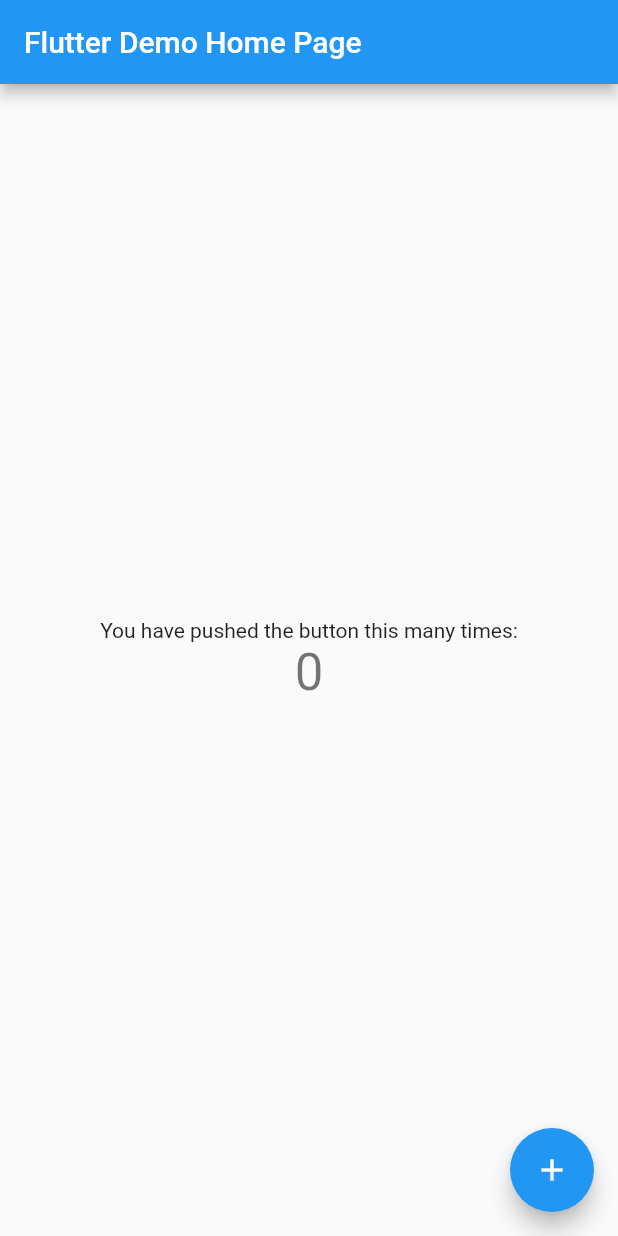
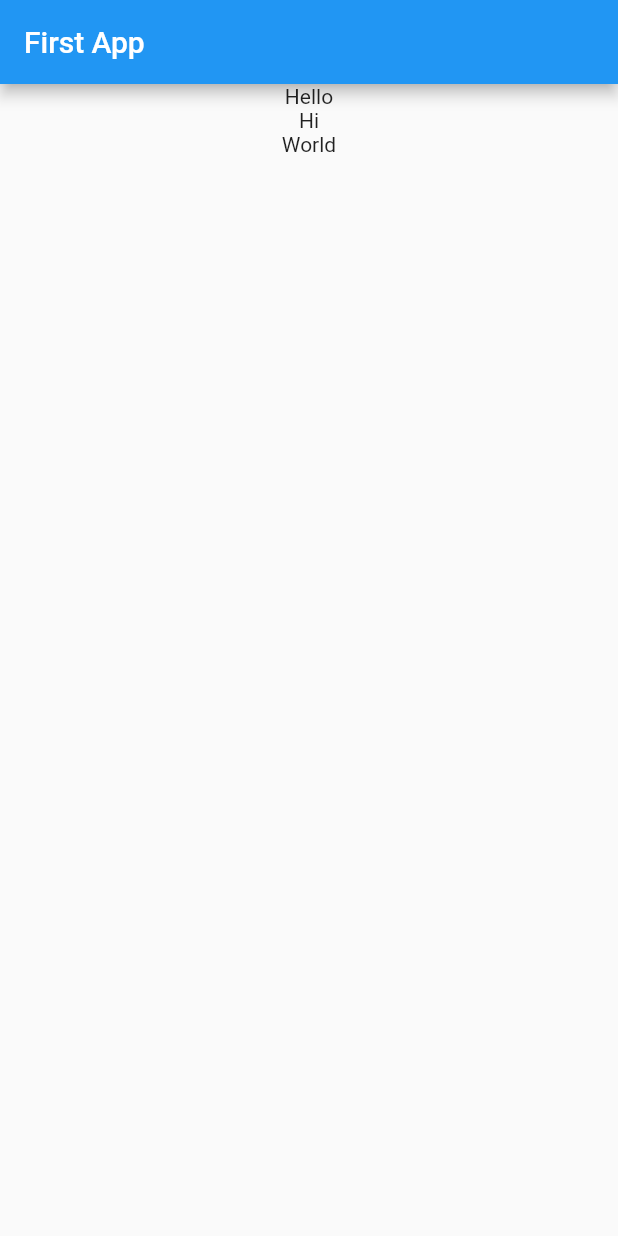
Before and after one commit to kyungchanchoi/flutter_exercise, a Flutter app: the screen it shows after launch, on a phone screen of 412 x 824 dp. Run offline on Flutter 3.47's test engine with Material 2 defaults, Android fonts, the phone set to English and light mode, and no system bars.

Commit message:
프로젝트 구성과 기본 코드 작성

```diff
--- a/lib/main.dart
+++ b/lib/main.dart
@@ -1,115 +1,38 @@
 import 'package:flutter/material.dart';
 
-void main() {
-  runApp(const MyApp());
-}
+void main() => runApp(MyApp());
 
 class MyApp extends StatelessWidget {
-  const MyApp({super.key});
-
-  // This widget is the root of your application.
   @override
-  Widget build(BuildContext context) {
+  Widget build(BuildContext context)
+  {
       return MaterialApp(
-      title: 'Flutter Demo',
+        title: 'First App',
         theme: ThemeData(
-        // This is the theme of your application.
-        //
-        // Try running your application with "flutter run". You'll see the
-        // application has a blue toolbar. Then, without quitting the app, try
-        // changing the primarySwatch below to Colors.green and then invoke
-        // "hot reload" (press "r" in the console where you ran "flutter run",
-        // or simply save your changes to "hot reload" in a Flutter IDE).
-        // Notice that the counter didn't reset back to zero; the application
-        // is not restarted.
-        primarySwatch: Colors.blue,
+          primarySwatch: Colors.blue
         ),
-      home: const MyHomePage(title: 'Flutter Demo Home Page'),
+        home: MyHomePage()
       );
   }
 }
 
-class MyHomePage extends StatefulWidget {
-  const MyHomePage({super.key, required this.title});
-
-  // This widget is the home page of your application. It is stateful, meaning
-  // that it has a State object (defined below) that contains fields that affect
-  // how it looks.
-
-  // This class is the configuration for the state. It holds the values (in this
-  // case the title) provided by the parent (in this case the App widget) and
-  // used by the build method of the State. Fields in a Widget subclass are
-  // always marked "final".
-
-  final String title;
-
+class MyHomePage extends StatelessWidget {
   @override
-  State<MyHomePage> createState() => _MyHomePageState();
-}
-
-class _MyHomePageState extends State<MyHomePage> {
-  int _counter = 0;
-
-  void _incrementCounter() {
-    setState(() {
-      // This call to setState tells the Flutter framework that something has
-      // changed in this State, which causes it to rerun the build method below
-      // so that the display can reflect the updated values. If we changed
-      // _counter without calling setState(), then the build method would not be
-      // called again, and so nothing would appear to happen.
-      _counter++;
-    });
-  }
-
-  @override
-  Widget build(BuildContext context) {
-    // This method is rerun every time setState is called, for instance as done
-    // by the _incrementCounter method above.
-    //
-    // The Flutter framework has been optimized to make rerunning build methods
-    // fast, so that you can just rebuild anything that needs updating rather
-    // than having to individually change instances of widgets.
+  Widget build(BuildContext context)
+  {
     return Scaffold(
       appBar: AppBar(
-        // Here we take the value from the MyHomePage object that was created by
-        // the App.build method, and use it to set our appbar title.
-        title: Text(widget.title),
+        title: Text('First App'),
       ),
       body: Center(
-        // Center is a layout widget. It takes a single child and positions it
-        // in the middle of the parent.
         child: Column(
-          // Column is also a layout widget. It takes a list of children and
-          // arranges them vertically. By default, it sizes itself to fit its
-          // children horizontally, and tries to be as tall as its parent.
-          //
-          // Invoke "debug painting" (press "p" in the console, choose the
-          // "Toggle Debug Paint" action from the Flutter Inspector in Android
-          // Studio, or the "Toggle Debug Paint" command in Visual Studio Code)
-          // to see the wireframe for each widget.
-          //
-          // Column has various properties to control how it sizes itself and
-          // how it positions its children. Here we use mainAxisAlignment to
-          // center the children vertically; the main axis here is the vertical
-          // axis because Columns are vertical (the cross axis would be
-          // horizontal).
-          mainAxisAlignment: MainAxisAlignment.center,
           children: <Widget>[
-            const Text(
-              'You have pushed the button this many times:',
-            ),
-            Text(
-              '$_counter',
-              style: Theme.of(context).textTheme.headlineMedium,
-            ),
+            Text("Hello"),
+            Text("Hi"),
+            Text("World")
           ],
         ),
       ),
-      floatingActionButton: FloatingActionButton(
-        onPressed: _incrementCounter,
-        tooltip: 'Increment',
-        child: const Icon(Icons.add),
-      ), // This trailing comma makes auto-formatting nicer for build methods.
     );
   }
 }
```
Lines whose indentation alone changed are shown as unchanged.
